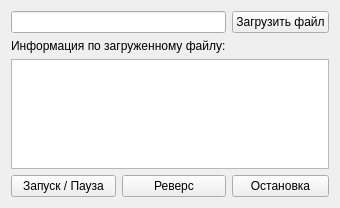
First picture: the form in Widgets/CommandControllerWidget.ui, repository AlexanderMokhov/AR-600Controller, before the edit.
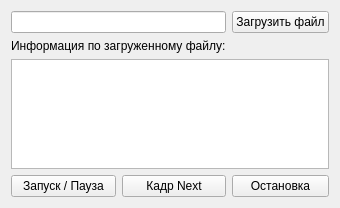
Second picture: the form after the edit.

The edit to the form file:
```diff
--- a/Widgets/CommandControllerWidget.ui
+++ b/Widgets/CommandControllerWidget.ui
@@ -75,7 +75,7 @@
      <item row="3" column="1">
       <widget class="QPushButton" name="ButtonReverce">
        <property name="text">
-        <string>Реверс</string>
+        <string>Кадр Next</string>
        </property>
       </widget>
      </item>
```
Left out of the diff: 2 changed lines with no effect on the pictures.
